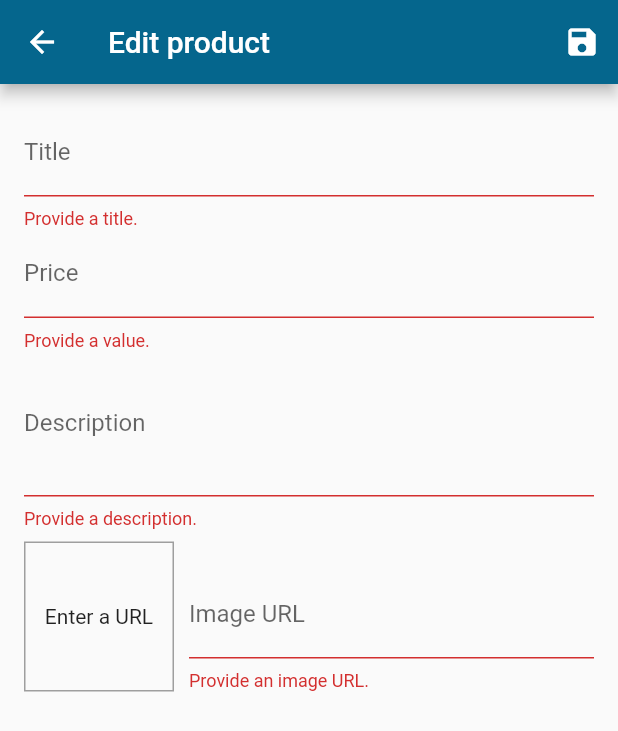
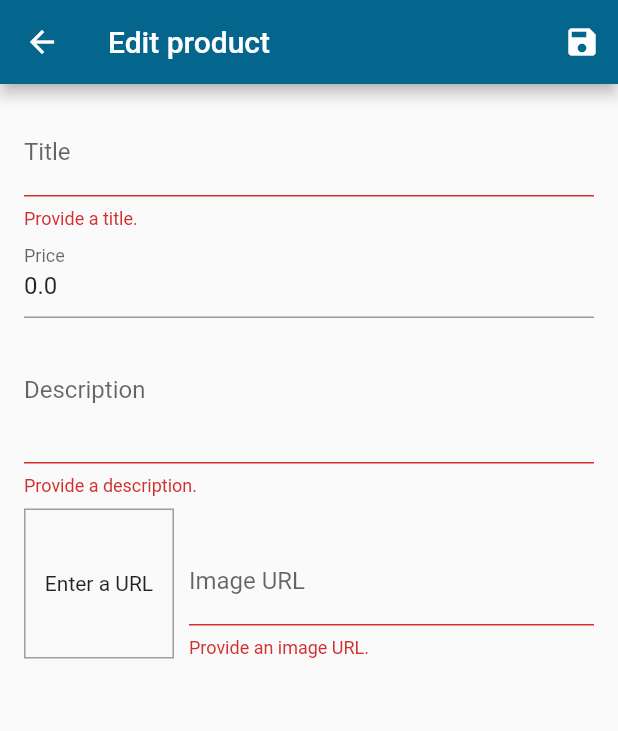
Before and after one commit to aissaserrar/shop-App, a Flutter app: the EditProductScreen screen opened by its route, after a tap on the "save" icon, on a phone screen of 412 x 824 dp. Shown: the top 731 px of the screen. Run offline on Flutter 3.47's test engine with Material 2 defaults, Android fonts, the phone set to English and light mode, and no system bars; network calls fail.

Commit message:
finishing forms section

```diff
--- a/lib/screens/edit_product_screen.dart
+++ b/lib/screens/edit_product_screen.dart
@@ -1,7 +1,6 @@
 import 'package:flutter/material.dart';
 import 'package:my_shop/providers/product.dart';
 import 'package:my_shop/providers/products.dart';
-import 'package:my_shop/utils/constants.dart';
 import 'package:provider/provider.dart';
 
 class EditProductScreen extends StatefulWidget {
@@ -26,6 +25,13 @@ class _EditProductScreenState extends State<EditProductScreen> {
     imageUrl: '',
   );
 
+  var initValues = {
+    'id': '',
+    'title': '',
+    'description': '',
+    'price': 0.0,
+    'imageUrl': '',
+  };
   bool _isInit = true;
 
   void _updateImageUrl() {
@@ -38,7 +44,11 @@ class _EditProductScreenState extends State<EditProductScreen> {
     var isValid = _formKey.currentState.validate();
     if (isValid) {
       _formKey.currentState.save();
-      Provider.of<Products>(context, listen: false).addProduct(_editedProduct);
+      if (_editedProduct.id != null) {
+        Provider.of<Products>(context, listen: false)
+            .updateProduct(_editedProduct.id, _editedProduct);
+      } else
+        Provider.of<Products>(context, listen: false).addProduct(_editedProduct);
       Navigator.of(context).pop();
     } else
       return;
@@ -54,10 +64,18 @@ class _EditProductScreenState extends State<EditProductScreen> {
   @override
   void didChangeDependencies() {
     if (_isInit) {
-      var productID = ModalRoute.of(context).settings.arguments;
-      _editedProduct = Provider.of<Products>(context, listen: false).findById(productID) == null
-          ? _editedProduct
-          : Provider.of<Products>(context, listen: false).findById(productID);
+      final productID = ModalRoute.of(context).settings.arguments as String;
+      if (productID != null) {
+        _editedProduct = Provider.of<Products>(context, listen: false).findById(productID);
+        initValues = {
+          'id': _editedProduct.id,
+          'title': _editedProduct.title,
+          'description': _editedProduct.description,
+          'price': _editedProduct.price,
+          'imageUrl': ''
+        };
+        _imageUrlController.text = _editedProduct.imageUrl;
+      }
     }
     _isInit = false;
 
@@ -96,6 +114,7 @@ class _EditProductScreenState extends State<EditProductScreen> {
           child: Column(
             children: [
               TextFormField(
+                initialValue: initValues['title'],
                 validator: (value) {
                   if (value.isEmpty || value.trim().isEmpty) return 'Provide a title.';
                   return null;
@@ -107,18 +126,21 @@ class _EditProductScreenState extends State<EditProductScreen> {
                 },
                 onSaved: (value) {
                   _editedProduct = Product(
+                    id: _editedProduct.id,
                     title: value,
-                    id: _editedProduct.id,
                     description: _editedProduct.description,
                     price: _editedProduct.price,
                     imageUrl: _editedProduct.imageUrl,
+                    isFavorite: _editedProduct.isFavorite,
                   );
                 },
               ),
               TextFormField(
+                initialValue: initValues['price'].toString(),
                 validator: (value) {
                   if (value.isEmpty) return 'Provide a value.';
-                  if (!kNumberRegEx.hasMatch(value)) return 'Please enter a number';
+                  if (double.tryParse(value) == null) return 'Provide a number.';
+
                   return null;
                 },
                 focusNode: _priceFocusNode,
@@ -130,15 +152,17 @@ class _EditProductScreenState extends State<EditProductScreen> {
                 },
                 onSaved: (value) {
                   _editedProduct = Product(
+                    id: _editedProduct.id,
                     title: _editedProduct.title,
-                    id: _editedProduct.id,
                     description: _editedProduct.description,
                     price: value == '' ? _editedProduct.price : double.parse(value),
                     imageUrl: _editedProduct.imageUrl,
+                    isFavorite: _editedProduct.isFavorite,
                   );
                 },
               ),
               TextFormField(
+                initialValue: initValues['description'],
                 validator: (value) {
                   if (value.isEmpty || value.trim().isEmpty) return 'Provide a description.';
                   return null;
@@ -149,11 +173,12 @@ class _EditProductScreenState extends State<EditProductScreen> {
                 keyboardType: TextInputType.multiline,
                 onSaved: (value) {
                   _editedProduct = Product(
+                    id: _editedProduct.id,
                     title: _editedProduct.title,
-                    id: _editedProduct.id,
                     description: value,
                     price: _editedProduct.price,
                     imageUrl: _editedProduct.imageUrl,
+                    isFavorite: _editedProduct.isFavorite,
                   );
                 },
               ),
@@ -183,6 +208,7 @@ class _EditProductScreenState extends State<EditProductScreen> {
                   ),
                   Expanded(
                     child: TextFormField(
+//                      initialValue: initValues['imageUrl'],
                       validator: (value) {
                         if (value.isEmpty || value.trim().isEmpty) return 'Provide an image URL.';
                         if (!value.trim().startsWith('http') && !value.trim().startsWith('https'))
@@ -201,10 +227,11 @@ class _EditProductScreenState extends State<EditProductScreen> {
                       onSaved: (value) {
                         _editedProduct = Product(
                           title: _editedProduct.title,
+                          price: _editedProduct.price,
+                          description: _editedProduct.description,
+                          imageUrl: value,
                           id: _editedProduct.id,
-                          description: _editedProduct.description,
-                          price: _editedProduct.price,
-                          imageUrl: value,
+                          isFavorite: _editedProduct.isFavorite,
                         );
                       },
                     ),
```
Also changed, not shown: lib/components/user_product_item.dart (+14 -6 lines), lib/providers/products.dart (+10 -1 lines), lib/screens/user_products_screen.dart (+1 -9 lines).
